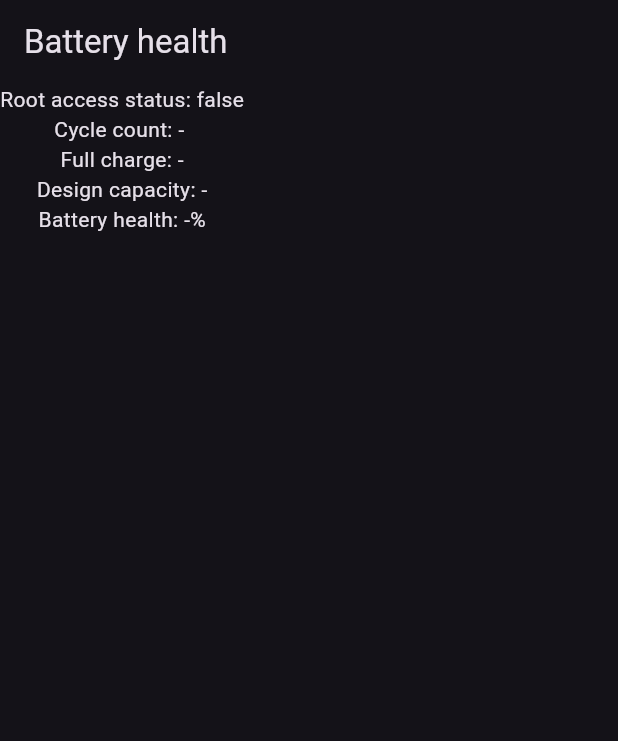
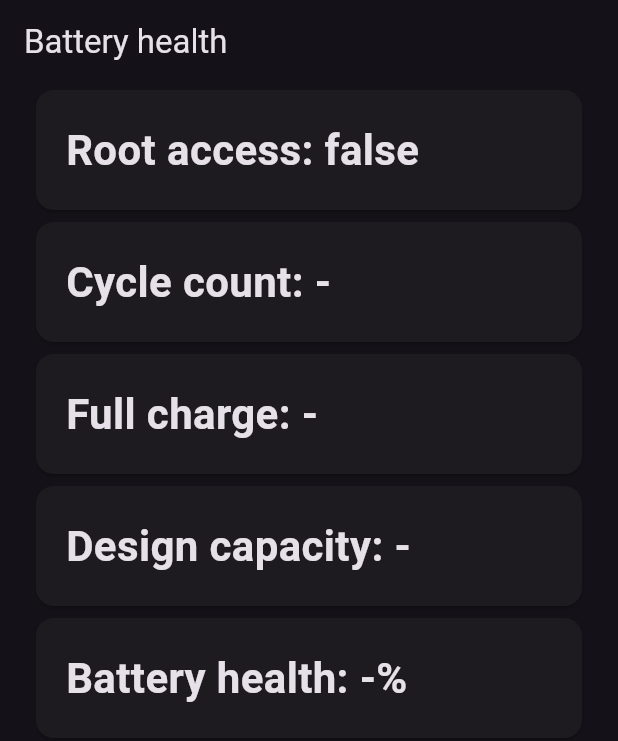
Before and after one commit to Maciek-Hetman/battery_health, a Flutter app: the screen it shows after launch, on a phone screen of 412 x 824 dp. Shown: the top 741 px of the screen. Run offline on Flutter 3.47's test engine with Material 2 defaults, Android fonts, the phone set to English and light mode, and no system bars; missing offline and left inert: root.

Commit message:
introduce card ui

```diff
--- /dev/null
+++ b/lib/cardWidget.dart
@@ -0,0 +1,25 @@
+// ignore_for_file: prefer_const_constructors
+
+import 'package:flutter/material.dart';
+
+class CustomCard extends StatelessWidget {
+  final _text;
+
+  CustomCard(this._text);
+
+  @override
+  Widget build(BuildContext context) {
+    return Container(
+      width: double.infinity,
+      padding: EdgeInsets.symmetric(vertical: 0, horizontal: 20),
+      child: Card(
+          child: Padding(
+        padding: EdgeInsets.all(20),
+        child: Text(
+          _text,
+          style: TextStyle(fontSize: 28, fontWeight: FontWeight.bold),
+        ),
+      )),
+    );
+  }
+}
--- a/lib/main.dart
+++ b/lib/main.dart
@@ -3,6 +3,8 @@ import 'package:root/root.dart';
 
 import 'dart:io';
 import 'dart:async';
+
+import './cardWidget.dart';
 
 void main() => runApp(MyApp());
 
@@ -89,15 +91,15 @@ class _MyAppState extends State<MyApp> {
       theme: ThemeData(useMaterial3: true, brightness: Brightness.dark),
       home: Scaffold(
           appBar: AppBar(
-            title: Text("Battery health"),
+            title: const Text("Battery health"), // Thanks vscode
           ),
           body: Column(
             children: [
-              Text("Root access status: $_rootAccess"),
-              Text("Cycle count: $_cycleCount "),
-              Text("Full charge: $_fullCharge"),
-              Text("Design capacity: $_designCapacity"),
-              Text("Battery health: $_batteryHealth%")
+              CustomCard("Root access: $_rootAccess"),
+              CustomCard("Cycle count: $_cycleCount "),
+              CustomCard("Full charge: $_fullCharge"),
+              CustomCard("Design capacity: $_designCapacity"),
+              CustomCard("Battery health: $_batteryHealth%")
             ],
           )),
     );
```
